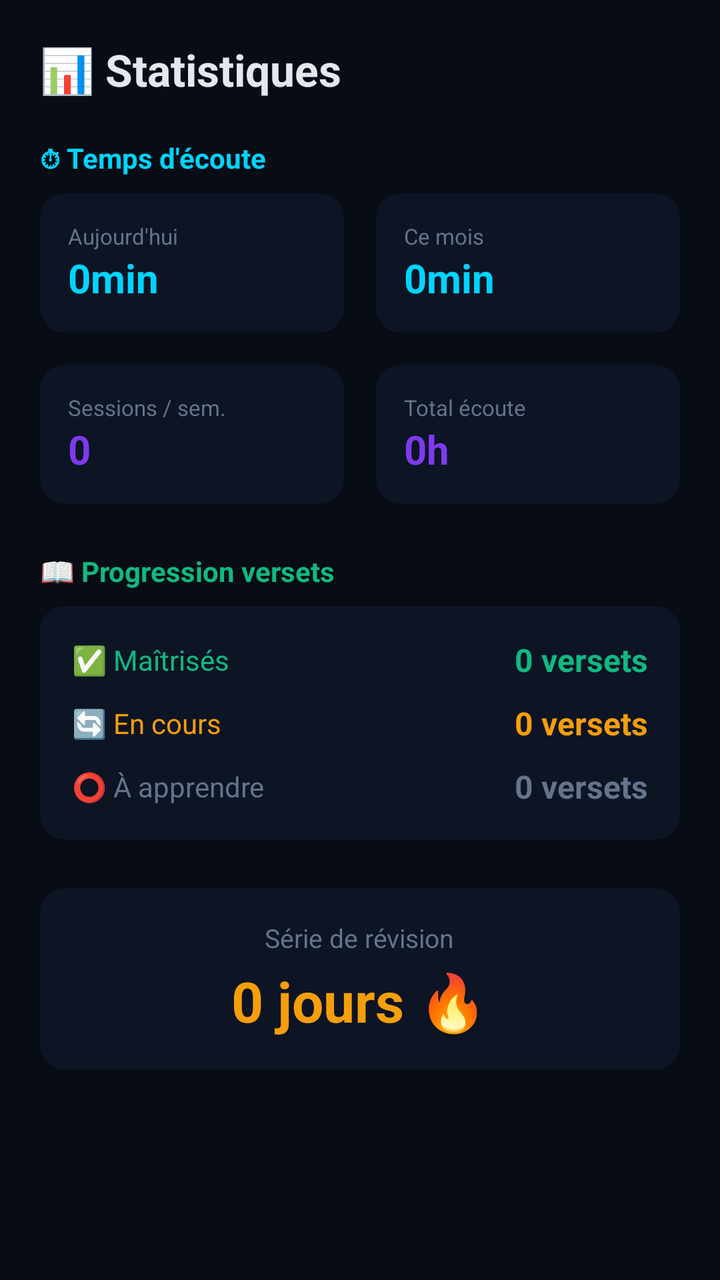
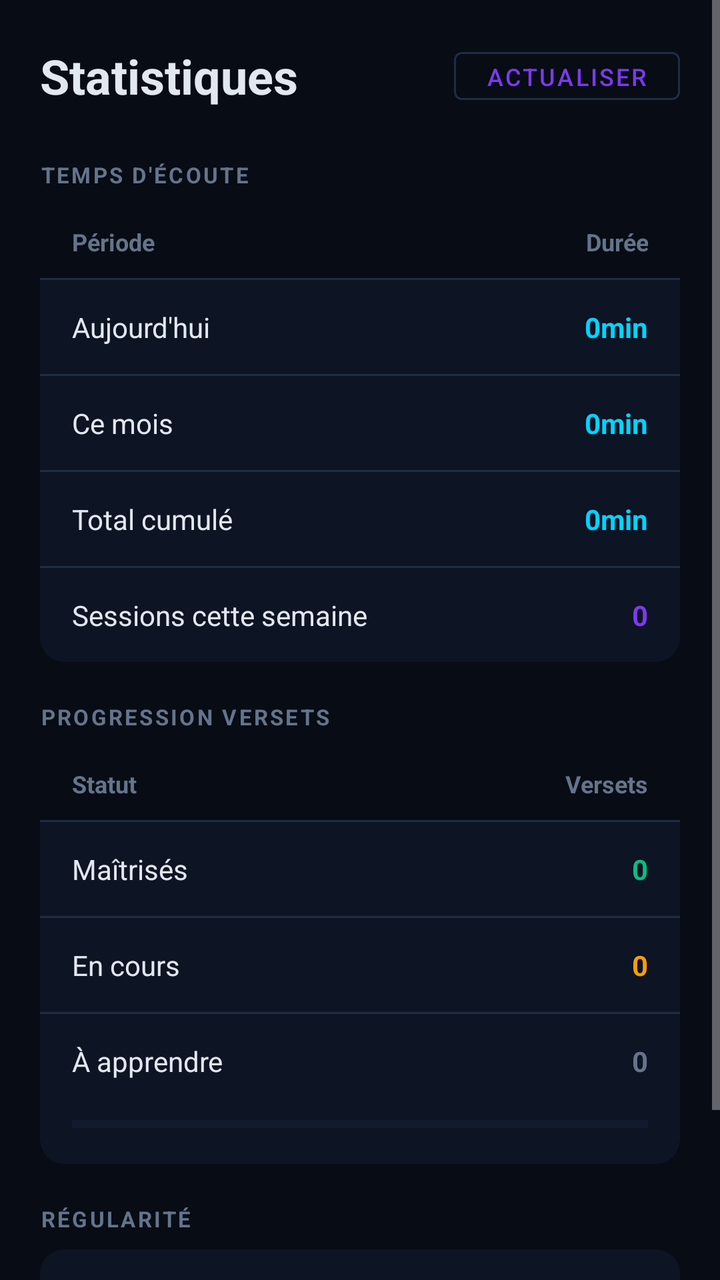

Screens rendered from an Android XML layout before and after an edit, with the pre-edit source and the edit as a unified diff.
<!-- AndroidManifest.xml: application theme Theme.HifzQuran -->
<!-- res/layout/fragment_stats.xml -->
<?xml version="1.0" encoding="utf-8"?>
<ScrollView
    xmlns:android="http://schemas.android.com/apk/res/android"
    xmlns:app="http://schemas.android.com/apk/res-auto"
    android:layout_width="match_parent"
    android:layout_height="match_parent"
    android:background="@color/bg">

    <LinearLayout
        android:layout_width="match_parent"
        android:layout_height="wrap_content"
        android:orientation="vertical"
        android:padding="20dp">

        <TextView
            android:layout_width="match_parent"
            android:layout_height="wrap_content"
            android:layout_marginBottom="20dp"
            android:text="📊 Statistiques"
            android:textColor="@color/text"
            android:textSize="22sp"
            android:textStyle="bold" />

        
        <TextView android:layout_width="wrap_content" android:layout_height="wrap_content"
            android:text="⏱ Temps d'écoute" android:textColor="@color/accent"
            android:textSize="14sp" android:textStyle="bold" android:layout_marginBottom="8dp" />

        <LinearLayout android:layout_width="match_parent" android:layout_height="wrap_content"
            android:orientation="horizontal" android:weightSum="2" android:layout_marginBottom="16dp">
            <androidx.cardview.widget.CardView android:layout_width="0dp" android:layout_height="wrap_content"
                android:layout_weight="1" android:layout_marginEnd="8dp"
                app:cardBackgroundColor="@color/surface" app:cardCornerRadius="12dp">
                <LinearLayout android:layout_width="match_parent" android:layout_height="wrap_content"
                    android:orientation="vertical" android:padding="14dp">
                    <TextView android:layout_width="wrap_content" android:layout_height="wrap_content"
                        android:text="Aujourd'hui" android:textColor="@color/muted" android:textSize="11sp" />
                    <TextView android:id="@+id/tvTodayTime" android:layout_width="wrap_content"
                        android:layout_height="wrap_content" android:text="0min"
                        android:textColor="@color/accent" android:textSize="20sp" android:textStyle="bold" />
                </LinearLayout>
            </androidx.cardview.widget.CardView>
            <androidx.cardview.widget.CardView android:layout_width="0dp" android:layout_height="wrap_content"
                android:layout_weight="1" android:layout_marginStart="8dp"
                app:cardBackgroundColor="@color/surface" app:cardCornerRadius="12dp">
                <LinearLayout android:layout_width="match_parent" android:layout_height="wrap_content"
                    android:orientation="vertical" android:padding="14dp">
                    <TextView android:layout_width="wrap_content" android:layout_height="wrap_content"
                        android:text="Ce mois" android:textColor="@color/muted" android:textSize="11sp" />
                    <TextView android:id="@+id/tvMonthTime" android:layout_width="wrap_content"
                        android:layout_height="wrap_content" android:text="0min"
                        android:textColor="@color/accent" android:textSize="20sp" android:textStyle="bold" />
                </LinearLayout>
            </androidx.cardview.widget.CardView>
        </LinearLayout>

        <LinearLayout android:layout_width="match_parent" android:layout_height="wrap_content"
            android:orientation="horizontal" android:weightSum="2" android:layout_marginBottom="24dp">
            <androidx.cardview.widget.CardView android:layout_width="0dp" android:layout_height="wrap_content"
                android:layout_weight="1" android:layout_marginEnd="8dp"
                app:cardBackgroundColor="@color/surface" app:cardCornerRadius="12dp">
                <LinearLayout android:layout_width="match_parent" android:layout_height="wrap_content"
                    android:orientation="vertical" android:padding="14dp">
                    <TextView android:layout_width="wrap_content" android:layout_height="wrap_content"
                        android:text="Sessions / sem." android:textColor="@color/muted" android:textSize="11sp" />
                    <TextView android:id="@+id/tvWeekSessions" android:layout_width="wrap_content"
                        android:layout_height="wrap_content" android:text="0"
                        android:textColor="@color/accent2" android:textSize="20sp" android:textStyle="bold" />
                </LinearLayout>
            </androidx.cardview.widget.CardView>
            <androidx.cardview.widget.CardView android:layout_width="0dp" android:layout_height="wrap_content"
                android:layout_weight="1" android:layout_marginStart="8dp"
                app:cardBackgroundColor="@color/surface" app:cardCornerRadius="12dp">
                <LinearLayout android:layout_width="match_parent" android:layout_height="wrap_content"
                    android:orientation="vertical" android:padding="14dp">
                    <TextView android:layout_width="wrap_content" android:layout_height="wrap_content"
                        android:text="Total écoute" android:textColor="@color/muted" android:textSize="11sp" />
                    <TextView android:id="@+id/tvTotalHours" android:layout_width="wrap_content"
                        android:layout_height="wrap_content" android:text="0h"
                        android:textColor="@color/accent2" android:textSize="20sp" android:textStyle="bold" />
                </LinearLayout>
            </androidx.cardview.widget.CardView>
        </LinearLayout>

        
        <TextView android:layout_width="wrap_content" android:layout_height="wrap_content"
            android:text="📖 Progression versets" android:textColor="@color/accent3"
            android:textSize="14sp" android:textStyle="bold" android:layout_marginBottom="8dp" />

        <androidx.cardview.widget.CardView android:layout_width="match_parent" android:layout_height="wrap_content"
            android:layout_marginBottom="24dp"
            app:cardBackgroundColor="@color/surface" app:cardCornerRadius="12dp">
            <LinearLayout android:layout_width="match_parent" android:layout_height="wrap_content"
                android:orientation="vertical" android:padding="16dp">
                <LinearLayout android:layout_width="match_parent" android:layout_height="wrap_content"
                    android:orientation="horizontal" android:gravity="center_vertical"
                    android:layout_marginBottom="10dp">
                    <TextView android:layout_width="0dp" android:layout_height="wrap_content"
                        android:layout_weight="1" android:text="✅ Maîtrisés"
                        android:textColor="@color/accent3" android:textSize="14sp" />
                    <TextView android:id="@+id/tvMastered" android:layout_width="wrap_content"
                        android:layout_height="wrap_content" android:text="0 versets"
                        android:textColor="@color/accent3" android:textSize="16sp" android:textStyle="bold" />
                </LinearLayout>
                <LinearLayout android:layout_width="match_parent" android:layout_height="wrap_content"
                    android:orientation="horizontal" android:gravity="center_vertical"
                    android:layout_marginBottom="10dp">
                    <TextView android:layout_width="0dp" android:layout_height="wrap_content"
                        android:layout_weight="1" android:text="🔄 En cours"
                        android:textColor="@color/warn" android:textSize="14sp" />
                    <TextView android:id="@+id/tvInProgress" android:layout_width="wrap_content"
                        android:layout_height="wrap_content" android:text="0 versets"
                        android:textColor="@color/warn" android:textSize="16sp" android:textStyle="bold" />
                </LinearLayout>
                <LinearLayout android:layout_width="match_parent" android:layout_height="wrap_content"
                    android:orientation="horizontal" android:gravity="center_vertical">
                    <TextView android:layout_width="0dp" android:layout_height="wrap_content"
                        android:layout_weight="1" android:text="⭕ À apprendre"
                        android:textColor="@color/muted" android:textSize="14sp" />
                    <TextView android:id="@+id/tvPending" android:layout_width="wrap_content"
                        android:layout_height="wrap_content" android:text="0 versets"
                        android:textColor="@color/muted" android:textSize="16sp" android:textStyle="bold" />
                </LinearLayout>
            </LinearLayout>
        </androidx.cardview.widget.CardView>

        
        <androidx.cardview.widget.CardView android:layout_width="match_parent" android:layout_height="wrap_content"
            app:cardBackgroundColor="@color/surface" app:cardCornerRadius="12dp">
            <LinearLayout android:layout_width="match_parent" android:layout_height="wrap_content"
                android:orientation="vertical" android:padding="16dp" android:gravity="center">
                <TextView android:layout_width="wrap_content" android:layout_height="wrap_content"
                    android:text="Série de révision" android:textColor="@color/muted" android:textSize="13sp" />
                <TextView android:id="@+id/tvStreak" android:layout_width="wrap_content"
                    android:layout_height="wrap_content" android:text="0 jours 🔥"
                    android:textColor="@color/warn" android:textSize="28sp" android:textStyle="bold"
                    android:layout_marginTop="4dp" />
            </LinearLayout>
        </androidx.cardview.widget.CardView>

    </LinearLayout>
</ScrollView>
<!-- resources referenced by this layout -->
<resources>
  <color name="accent">#00d4ff</color>
  <color name="accent2">#7c3aed</color>
  <color name="accent3">#10b981</color>
  <color name="bg">#080c14</color>
  <color name="muted">#64748b</color>
  <color name="surface">#0d1424</color>
  <color name="text">#e2e8f0</color>
  <color name="warn">#f59e0b</color>
  <style name="Theme.HifzQuran" parent="Theme.MaterialComponents.NoActionBar">
          <item name="colorPrimary">@color/accent2</item>
          <item name="colorPrimaryVariant">@color/accent</item>
          <item name="colorOnPrimary">@color/white</item>
          <item name="colorSecondary">@color/accent</item>
          <item name="colorOnSecondary">@color/bg</item>
          <item name="android:windowBackground">@color/bg</item>
          <item name="android:statusBarColor">@color/bg</item>
          <item name="android:navigationBarColor">@color/surface</item>
          <item name="android:textColor">@color/text</item>
      </style>
  <color name="white">#FFFFFF</color>
</resources>

<!-- the commit's change to res/layout/fragment_stats.xml (unified diff, before → after) -->
@@ -12,129 +12,321 @@
         android:orientation="vertical"
         android:padding="20dp">
 
+        
+        <LinearLayout
+            android:layout_width="match_parent"
+            android:layout_height="wrap_content"
+            android:orientation="horizontal"
+            android:gravity="center_vertical"
+            android:layout_marginBottom="24dp">
+
+            <TextView
+                android:layout_width="0dp"
+                android:layout_height="wrap_content"
+                android:layout_weight="1"
+                android:text="Statistiques"
+                android:textColor="@color/text"
+                android:textSize="24sp"
+                android:textStyle="bold" />
+
+            <com.google.android.material.button.MaterialButton
+                android:id="@+id/btnRefresh"
+                style="@style/Widget.MaterialComponents.Button.OutlinedButton"
+                android:layout_width="wrap_content"
+                android:layout_height="36dp"
+                android:text="Actualiser"
+                android:textSize="12sp"
+                app:strokeColor="@color/border" />
+        </LinearLayout>
+
+        
         <TextView
+            android:layout_width="wrap_content"
+            android:layout_height="wrap_content"
+            android:text="TEMPS D'ÉCOUTE"
+            android:textColor="@color/muted"
+            android:textSize="11sp"
+            android:letterSpacing="0.1"
+            android:textStyle="bold"
+            android:layout_marginBottom="8dp" />
+
+        <androidx.cardview.widget.CardView
             android:layout_width="match_parent"
             android:layout_height="wrap_content"
             android:layout_marginBottom="20dp"
-            android:text="📊 Statistiques"
-            android:textColor="@color/text"
-            android:textSize="22sp"
-            android:textStyle="bold" />
+            app:cardBackgroundColor="@color/surface"
+            app:cardCornerRadius="12dp"
+            app:cardElevation="0dp">
+
+            <LinearLayout
+                android:layout_width="match_parent"
+                android:layout_height="wrap_content"
+                android:orientation="vertical">
+
+                
+                <LinearLayout
+                    android:layout_width="match_parent"
+                    android:layout_height="wrap_content"
+                    android:orientation="horizontal"
+                    android:paddingHorizontal="16dp"
+                    android:paddingVertical="10dp"
+                    android:background="@color/bg">
+                    <TextView android:layout_width="0dp" android:layout_height="wrap_content"
+                        android:layout_weight="1" android:text="Période"
+                        android:textColor="@color/muted" android:textSize="12sp" android:textStyle="bold" />
+                    <TextView android:layout_width="80dp" android:layout_height="wrap_content"
+                        android:gravity="end" android:text="Durée"
+                        android:textColor="@color/muted" android:textSize="12sp" android:textStyle="bold" />
+                </LinearLayout>
+
+                
+                <View android:layout_width="match_parent" android:layout_height="1dp"
+                    android:background="@color/border" />
+
+                
+                <LinearLayout
+                    android:layout_width="match_parent"
+                    android:layout_height="wrap_content"
+                    android:orientation="horizontal"
+                    android:paddingHorizontal="16dp"
+                    android:paddingVertical="14dp">
+                    <TextView android:layout_width="0dp" android:layout_height="wrap_content"
+                        android:layout_weight="1" android:text="Aujourd'hui"
+                        android:textColor="@color/text" android:textSize="14sp" />
+                    <TextView android:id="@+id/tvTodayTime"
+                        android:layout_width="80dp" android:layout_height="wrap_content"
+                        android:gravity="end" android:text="0min"
+                        android:textColor="@color/accent" android:textSize="14sp" android:textStyle="bold" />
+                </LinearLayout>
+
+                <View android:layout_width="match_parent" android:layout_height="1dp"
+                    android:background="@color/border" android:marginHorizontal="16dp" />
+
+                
+                <LinearLayout
+                    android:layout_width="match_parent"
+                    android:layout_height="wrap_content"
+                    android:orientation="horizontal"
+                    android:paddingHorizontal="16dp"
+                    android:paddingVertical="14dp">
+                    <TextView android:layout_width="0dp" android:layout_height="wrap_content"
+                        android:layout_weight="1" android:text="Ce mois"
+                        android:textColor="@color/text" android:textSize="14sp" />
+                    <TextView android:id="@+id/tvMonthTime"
+                        android:layout_width="80dp" android:layout_height="wrap_content"
+                        android:gravity="end" android:text="0min"
+                        android:textColor="@color/accent" android:textSize="14sp" android:textStyle="bold" />
+                </LinearLayout>
+
+                <View android:layout_width="match_parent" android:layout_height="1dp"
+                    android:background="@color/border" android:marginHorizontal="16dp" />
+
+                
+                <LinearLayout
+                    android:layout_width="match_parent"
+                    android:layout_height="wrap_content"
+                    android:orientation="horizontal"
+                    android:paddingHorizontal="16dp"
+                    android:paddingVertical="14dp">
+                    <TextView android:layout_width="0dp" android:layout_height="wrap_content"
+                        android:layout_weight="1" android:text="Total cumulé"
+                        android:textColor="@color/text" android:textSize="14sp" />
+                    <TextView android:id="@+id/tvTotalHours"
+                        android:layout_width="80dp" android:layout_height="wrap_content"
+                        android:gravity="end" android:text="0min"
+                        android:textColor="@color/accent" android:textSize="14sp" android:textStyle="bold" />
+                </LinearLayout>
+
+                <View android:layout_width="match_parent" android:layout_height="1dp"
+                    android:background="@color/border" android:marginHorizontal="16dp" />
+
+                
+                <LinearLayout
+                    android:layout_width="match_parent"
+                    android:layout_height="wrap_content"
+                    android:orientation="horizontal"
+                    android:paddingHorizontal="16dp"
+                    android:paddingVertical="14dp">
+                    <TextView android:layout_width="0dp" android:layout_height="wrap_content"
+                        android:layout_weight="1" android:text="Sessions cette semaine"
+                        android:textColor="@color/text" android:textSize="14sp" />
+                    <TextView android:id="@+id/tvWeekSessions"
+                        android:layout_width="80dp" android:layout_height="wrap_content"
+                        android:gravity="end" android:text="0"
+                        android:textColor="@color/accent2" android:textSize="14sp" android:textStyle="bold" />
+                </LinearLayout>
+            </LinearLayout>
+        </androidx.cardview.widget.CardView>
 
         
-        <TextView android:layout_width="wrap_content" android:layout_height="wrap_content"
-            android:text="⏱ Temps d'écoute" android:textColor="@color/accent"
-            android:textSize="14sp" android:textStyle="bold" android:layout_marginBottom="8dp" />
-
-        <LinearLayout android:layout_width="match_parent" android:layout_height="wrap_content"
-            android:orientation="horizontal" android:weightSum="2" android:layout_marginBottom="16dp">
-            <androidx.cardview.widget.CardView android:layout_width="0dp" android:layout_height="wrap_content"
-                android:layout_weight="1" android:layout_marginEnd="8dp"
-                app:cardBackgroundColor="@color/surface" app:cardCornerRadius="12dp">
+        <TextView
+            android:layout_width="wrap_content"
+            android:layout_height="wrap_content"
+            android:text="PROGRESSION VERSETS"
+            android:textColor="@color/muted"
+            android:textSize="11sp"
+            android:letterSpacing="0.1"
+            android:textStyle="bold"
+            android:layout_marginBottom="8dp" />
+
+        <androidx.cardview.widget.CardView
+            android:layout_width="match_parent"
+            android:layout_height="wrap_content"
+            android:layout_marginBottom="20dp"
+            app:cardBackgroundColor="@color/surface"
+            app:cardCornerRadius="12dp"
+            app:cardElevation="0dp">
+
+            <LinearLayout
+                android:layout_width="match_parent"
+                android:layout_height="wrap_content"
+                android:orientation="vertical">
+
+                
+                <LinearLayout
+                    android:layout_width="match_parent"
+                    android:layout_height="wrap_content"
+                    android:orientation="horizontal"
+                    android:paddingHorizontal="16dp"
+                    android:paddingVertical="10dp"
+                    android:background="@color/bg">
+                    <TextView android:layout_width="0dp" android:layout_height="wrap_content"
+                        android:layout_weight="1" android:text="Statut"
+                        android:textColor="@color/muted" android:textSize="12sp" android:textStyle="bold" />
+                    <TextView android:layout_width="60dp" android:layout_height="wrap_content"
+                        android:gravity="end" android:text="Versets"
+                        android:textColor="@color/muted" android:textSize="12sp" android:textStyle="bold" />
+                </LinearLayout>
+
+                <View android:layout_width="match_parent" android:layout_height="1dp"
+                    android:background="@color/border" />
+
+                
                 <LinearLayout android:layout_width="match_parent" android:layout_height="wrap_content"
-                    android:orientation="vertical" android:padding="14dp">
-                    <TextView android:layout_width="wrap_content" android:layout_height="wrap_content"
-                        android:text="Aujourd'hui" android:textColor="@color/muted" android:textSize="11sp" />
-                    <TextView android:id="@+id/tvTodayTime" android:layout_width="wrap_content"
-                        android:layout_height="wrap_content" android:text="0min"
-                        android:textColor="@color/accent" android:textSize="20sp" android:textStyle="bold" />
-                </LinearLayout>
-            </androidx.cardview.widget.CardView>
-            <androidx.cardview.widget.CardView android:layout_width="0dp" android:layout_height="wrap_content"
-                android:layout_weight="1" android:layout_marginStart="8dp"
-                app:cardBackgroundColor="@color/surface" app:cardCornerRadius="12dp">
+                    android:orientation="horizontal" android:paddingHorizontal="16dp" android:paddingVertical="14dp">
+                    <TextView android:layout_width="0dp" android:layout_height="wrap_content"
+                        android:layout_weight="1" android:text="Maîtrisés"
+                        android:textColor="@color/text" android:textSize="14sp" />
+                    <TextView android:id="@+id/tvMastered"
+                        android:layout_width="60dp" android:layout_height="wrap_content"
+                        android:gravity="end" android:text="0"
+                        android:textColor="@color/accent3" android:textSize="14sp" android:textStyle="bold" />
+                </LinearLayout>
+
+                <View android:layout_width="match_parent" android:layout_height="1dp"
+                    android:background="@color/border" android:marginHorizontal="16dp" />
+
+                
                 <LinearLayout android:layout_width="match_parent" android:layout_height="wrap_content"
-                    android:orientation="vertical" android:padding="14dp">
-                    <TextView android:layout_width="wrap_content" android:layout_height="wrap_content"
-                        android:text="Ce mois" android:textColor="@color/muted" android:textSize="11sp" />
-                    <TextView android:id="@+id/tvMonthTime" android:layout_width="wrap_content"
-                        android:layout_height="wrap_content" android:text="0min"
-                        android:textColor="@color/accent" android:textSize="20sp" android:textStyle="bold" />
-                </LinearLayout>
-            </androidx.cardview.widget.CardView>
-        </LinearLayout>
-
-        <LinearLayout android:layout_width="match_parent" android:layout_height="wrap_content"
-            android:orientation="horizontal" android:weightSum="2" android:layout_marginBottom="24dp">
-            <androidx.cardview.widget.CardView android:layout_width="0dp" android:layout_height="wrap_content"
-                android:layout_weight="1" android:layout_marginEnd="8dp"
-                app:cardBackgroundColor="@color/surface" app:cardCornerRadius="12dp">
+                    android:orientation="horizontal" android:paddingHorizontal="16dp" android:paddingVertical="14dp">
+                    <TextView android:layout_width="0dp" android:layout_height="wrap_content"
+                        android:layout_weight="1" android:text="En cours"
+                        android:textColor="@color/text" android:textSize="14sp" />
+                    <TextView android:id="@+id/tvInProgress"
+                        android:layout_width="60dp" android:layout_height="wrap_content"
+                        android:gravity="end" android:text="0"
+                        android:textColor="@color/warn" android:textSize="14sp" android:textStyle="bold" />
+                </LinearLayout>
+
+                <View android:layout_width="match_parent" android:layout_height="1dp"
+                    android:background="@color/border" android:marginHorizontal="16dp" />
+
+                
                 <LinearLayout android:layout_width="match_parent" android:layout_height="wrap_content"
-                    android:orientation="vertical" android:padding="14dp">
-                    <TextView android:layout_width="wrap_content" android:layout_height="wrap_content"
-                        android:text="Sessions / sem." android:textColor="@color/muted" android:textSize="11sp" />
-                    <TextView android:id="@+id/tvWeekSessions" android:layout_width="wrap_content"
-                        android:layout_height="wrap_content" android:text="0"
-                        android:textColor="@color/accent2" android:textSize="20sp" android:textStyle="bold" />
-                </LinearLayout>
-            </androidx.cardview.widget.CardView>
-            <androidx.cardview.widget.CardView android:layout_width="0dp" android:layout_height="wrap_content"
-                android:layout_weight="1" android:layout_marginStart="8dp"
-                app:cardBackgroundColor="@color/surface" app:cardCornerRadius="12dp">
-                <LinearLayout android:layout_width="match_parent" android:layout_height="wrap_content"
-                    android:orientation="vertical" android:padding="14dp">
-                    <TextView android:layout_width="wrap_content" android:layout_height="wrap_content"
-                        android:text="Total écoute" android:textColor="@color/muted" android:textSize="11sp" />
-                    <TextView android:id="@+id/tvTotalHours" android:layout_width="wrap_content"
-                        android:layout_height="wrap_content" android:text="0h"
-                        android:textColor="@color/accent2" android:textSize="20sp" android:textStyle="bold" />
-                </LinearLayout>
-            </androidx.cardview.widget.CardView>
-        </LinearLayout>
-
-        
-        <TextView android:layout_width="wrap_content" android:layout_height="wrap_content"
-            android:text="📖 Progression versets" android:textColor="@color/accent3"
-            android:textSize="14sp" android:textStyle="bold" android:layout_marginBottom="8dp" />
-
-        <androidx.cardview.widget.CardView android:layout_width="match_parent" android:layout_height="wrap_content"
-            android:layout_marginBottom="24dp"
-            app:cardBackgroundColor="@color/surface" app:cardCornerRadius="12dp">
-            <LinearLayout android:layout_width="match_parent" android:layout_height="wrap_content"
-                android:orientation="vertical" android:padding="16dp">
+                    android:orientation="horizontal" android:paddingHorizontal="16dp" android:paddingVertical="14dp">
+                    <TextView android:layout_width="0dp" android:layout_height="wrap_content"
+                        android:layout_weight="1" android:text="À apprendre"
+                        android:textColor="@color/text" android:textSize="14sp" />
+                    <TextView android:id="@+id/tvPending"
+                        android:layout_width="60dp" android:layout_height="wrap_content"
+                        android:gravity="end" android:text="0"
+                        android:textColor="@color/muted" android:textSize="14sp" android:textStyle="bold" />
+                </LinearLayout>
+
+                
                 <LinearLayout android:layout_width="match_parent" android:layout_height="wrap_content"
                     android:orientation="horizontal" android:gravity="center_vertical"
-                    android:layout_marginBottom="10dp">
-                    <TextView android:layout_width="0dp" android:layout_height="wrap_content"
-                        android:layout_weight="1" android:text="✅ Maîtrisés"
-                        android:textColor="@color/accent3" android:textSize="14sp" />
-                    <TextView android:id="@+id/tvMastered" android:layout_width="wrap_content"
-                        android:layout_height="wrap_content" android:text="0 versets"
-                        android:textColor="@color/accent3" android:textSize="16sp" android:textStyle="bold" />
-                </LinearLayout>
-                <LinearLayout android:layout_width="match_parent" android:layout_height="wrap_content"
-                    android:orientation="horizontal" android:gravity="center_vertical"
-                    android:layout_marginBottom="10dp">
-                    <TextView android:layout_width="0dp" android:layout_height="wrap_content"
-                        android:layout_weight="1" android:text="🔄 En cours"
-                        android:textColor="@color/warn" android:textSize="14sp" />
-                    <TextView android:id="@+id/tvInProgress" android:layout_width="wrap_content"
-                        android:layout_height="wrap_content" android:text="0 versets"
-                        android:textColor="@color/warn" android:textSize="16sp" android:textStyle="bold" />
-                </LinearLayout>
-                <LinearLayout android:layout_width="match_parent" android:layout_height="wrap_content"
-                    android:orientation="horizontal" android:gravity="center_vertical">
-                    <TextView android:layout_width="0dp" android:layout_height="wrap_content"
-                        android:layout_weight="1" android:text="⭕ À apprendre"
-                        android:textColor="@color/muted" android:textSize="14sp" />
-                    <TextView android:id="@+id/tvPending" android:layout_width="wrap_content"
-                        android:layout_height="wrap_content" android:text="0 versets"
-                        android:textColor="@color/muted" android:textSize="16sp" android:textStyle="bold" />
+                    android:paddingHorizontal="16dp" android:paddingBottom="16dp" android:paddingTop="4dp">
+                    <ProgressBar
+                        android:id="@+id/progressMastered"
+                        style="?android:attr/progressBarStyleHorizontal"
+                        android:layout_width="0dp"
+                        android:layout_height="8dp"
+                        android:layout_weight="1"
+                        android:max="100"
+                        android:progress="0"
+                        android:progressTint="@color/accent3"
+                        android:progressBackgroundTint="@color/border" />
+                    <TextView
+                        android:id="@+id/tvProgressPct"
+                        android:layout_width="40dp"
+                        android:layout_height="wrap_content"
+                        android:layout_marginStart="10dp"
+                        android:gravity="end"
+                        android:text="0%"
+                        android:textColor="@color/accent3"
+                        android:textSize="12sp"
+                        android:textStyle="bold"
+                        android:visibility="gone" />
                 </LinearLayout>
             </LinearLayout>
         </androidx.cardview.widget.CardView>
 
         
-        <androidx.cardview.widget.CardView android:layout_width="match_parent" android:layout_height="wrap_content"
-            app:cardBackgroundColor="@color/surface" app:cardCornerRadius="12dp">
-            <LinearLayout android:layout_width="match_parent" android:layout_height="wrap_content"
-                android:orientation="vertical" android:padding="16dp" android:gravity="center">
-                <TextView android:layout_width="wrap_content" android:layout_height="wrap_content"
-                    android:text="Série de révision" android:textColor="@color/muted" android:textSize="13sp" />
-                <TextView android:id="@+id/tvStreak" android:layout_width="wrap_content"
-                    android:layout_height="wrap_content" android:text="0 jours 🔥"
-                    android:textColor="@color/warn" android:textSize="28sp" android:textStyle="bold"
-                    android:layout_marginTop="4dp" />
+        <TextView
+            android:layout_width="wrap_content"
+            android:layout_height="wrap_content"
+            android:text="RÉGULARITÉ"
+            android:textColor="@color/muted"
+            android:textSize="11sp"
+            android:letterSpacing="0.1"
+            android:textStyle="bold"
+            android:layout_marginBottom="8dp" />
+
+        <androidx.cardview.widget.CardView
+            android:layout_width="match_parent"
+            android:layout_height="wrap_content"
+            android:layout_marginBottom="16dp"
+            app:cardBackgroundColor="@color/surface"
+            app:cardCornerRadius="12dp"
+            app:cardElevation="0dp">
+
+            <LinearLayout
+                android:layout_width="match_parent"
+                android:layout_height="wrap_content"
+                android:orientation="horizontal"
+                android:gravity="center_vertical"
+                android:paddingHorizontal="16dp"
+                android:paddingVertical="20dp">
+
+                <LinearLayout
+                    android:layout_width="0dp"
+                    android:layout_height="wrap_content"
+                    android:layout_weight="1"
+                    android:orientation="vertical">
+                    <TextView
+                        android:layout_width="wrap_content"
+                        android:layout_height="wrap_content"
+                        android:text="Série de révision"
+                        android:textColor="@color/text"
+                        android:textSize="14sp" />
+                    <TextView
+                        android:layout_width="wrap_content"
+                        android:layout_height="wrap_content"
+                        android:text="Jours consécutifs de pratique"
+                        android:textColor="@color/muted"
+                        android:textSize="12sp"
+                        android:layout_marginTop="2dp" />
+                </LinearLayout>
+
+                <TextView
+                    android:id="@+id/tvStreak"
+                    android:layout_width="wrap_content"
+                    android:layout_height="wrap_content"
+                    android:text="0 jour"
+                    android:textColor="@color/warn"
+                    android:textSize="28sp"
+                    android:textStyle="bold" />
             </LinearLayout>
         </androidx.cardview.widget.CardView>
 
<!-- resource entries referenced after the edit -->
@@ -4,6 +4,7 @@
   <color name="accent2">#7c3aed</color>
   <color name="accent3">#10b981</color>
   <color name="bg">#080c14</color>
+  <color name="border">#1e2d45</color>
   <color name="muted">#64748b</color>
   <color name="surface">#0d1424</color>
   <color name="text">#e2e8f0</color>
